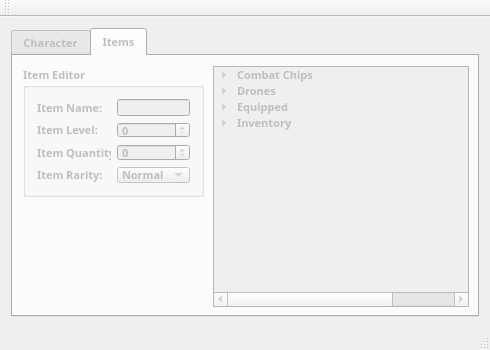
Qt form mainwindow.ui (murfalo/RogueEdit) before a commit.
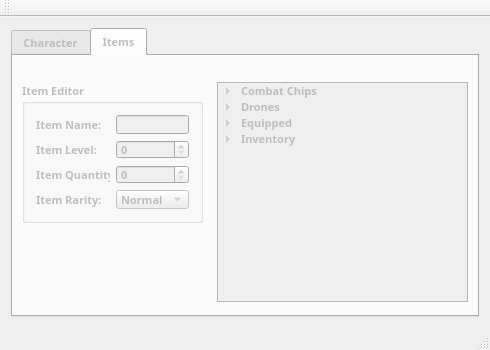
The same form after that commit. The open tabs and pages were chosen to show the change. Icons and pictures are not drawn.

Commit message: Resolve #3, make minor improvements to UI

Patch:
```diff
--- a/mainwindow.ui
+++ b/mainwindow.ui
@@ -1896,10 +1896,10 @@
           </property>
           <property name="geometry">
            <rect>
-            <x>10</x>
-            <y>10</y>
+            <x>9</x>
+            <y>26</y>
             <width>181</width>
-            <height>131</height>
+            <height>141</height>
            </rect>
           </property>
           <property name="title">
@@ -1984,15 +1984,30 @@
          <widget class="QTreeWidget" name="treeWidgetItemBrowser">
           <property name="geometry">
            <rect>
-            <x>200</x>
-            <y>10</y>
-            <width>256</width>
-            <height>241</height>
+            <x>204</x>
+            <y>26</y>
+            <width>251</width>
+            <height>220</height>
            </rect>
           </property>
+          <property name="minimumSize">
+           <size>
+            <width>0</width>
+            <height>220</height>
+           </size>
+          </property>
+          <property name="maximumSize">
+           <size>
+            <width>16777215</width>
+            <height>220</height>
+           </size>
+          </property>
           <property name="frameShape">
            <enum>QFrame::StyledPanel</enum>
           </property>
+          <property name="horizontalScrollBarPolicy">
+           <enum>Qt::ScrollBarAlwaysOff</enum>
+          </property>
           <property name="horizontalScrollMode">
            <enum>QAbstractItemView::ScrollPerPixel</enum>
           </property>
@@ -2021,7 +2036,7 @@
            <bool>false</bool>
           </attribute>
           <attribute name="headerDefaultSectionSize">
-           <number>125</number>
+           <number>150</number>
           </attribute>
           <column>
            <property name="text">
```
Left out of the diff: 12 changed lines with no effect on the pictures. The commit also changes 5 other files.
